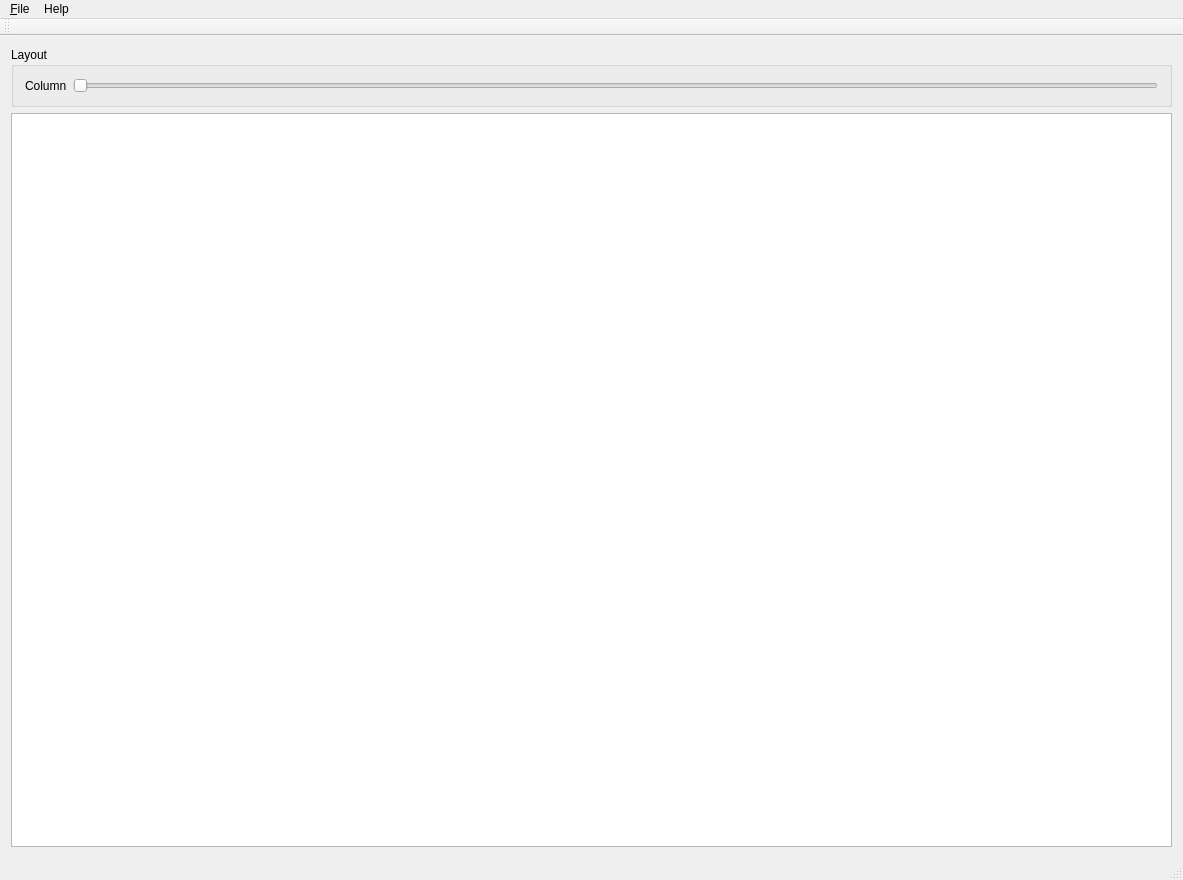
Above: SAOMDListImage.ui from KHeresy/SAOMD-ListImage before the change. Below: the same form after it.
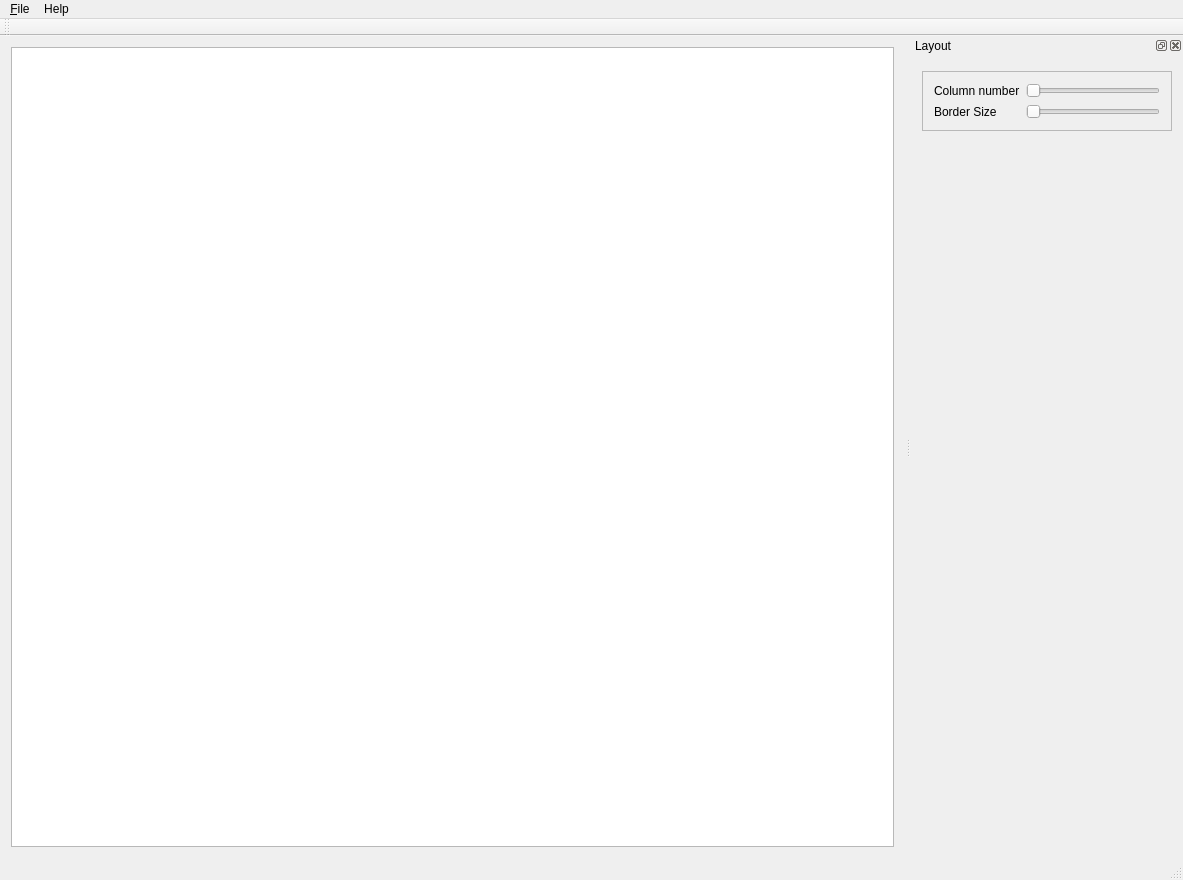
That is the form after the change.

Commit message: Add column and border

Diff of the .ui file:
```diff
--- a/SAOMDListImage.ui
+++ b/SAOMDListImage.ui
@@ -15,29 +15,6 @@
   </property>
   <widget class="QWidget" name="centralWidget">
    <layout class="QVBoxLayout" name="verticalLayout">
-    <item>
-     <widget class="QGroupBox" name="groupBox">
-      <property name="title">
-       <string>Layout</string>
-      </property>
-      <layout class="QHBoxLayout" name="horizontalLayout">
-       <item>
-        <widget class="QLabel" name="label">
-         <property name="text">
-          <string>Column</string>
-         </property>
-        </widget>
-       </item>
-       <item>
-        <widget class="QSlider" name="horizontalSlider">
-         <property name="orientation">
-          <enum>Qt::Horizontal</enum>
-         </property>
-        </widget>
-       </item>
-      </layout>
-     </widget>
-    </item>
     <item>
      <widget class="QGraphicsView" name="graphicsView"/>
     </item>
@@ -77,6 +54,91 @@
    </attribute>
   </widget>
   <widget class="QStatusBar" name="statusBar"/>
+  <widget class="QDockWidget" name="dockLayout">
+   <property name="sizePolicy">
+    <sizepolicy hsizetype="Preferred" vsizetype="Fixed">
+     <horstretch>0</horstretch>
+     <verstretch>0</verstretch>
+    </sizepolicy>
+   </property>
+   <property name="maximumSize">
+    <size>
+     <width>524287</width>
+     <height>111</height>
+    </size>
+   </property>
+   <property name="windowTitle">
+    <string>Layout</string>
+   </property>
+   <attribute name="dockWidgetArea">
+    <number>2</number>
+   </attribute>
+   <widget class="QWidget" name="dockWidgetContents">
+    <layout class="QVBoxLayout" name="verticalLayout_2">
+     <item>
+      <widget class="QFrame" name="frame">
+       <property name="sizePolicy">
+        <sizepolicy hsizetype="Preferred" vsizetype="Fixed">
+         <horstretch>0</horstretch>
+         <verstretch>0</verstretch>
+        </sizepolicy>
+       </property>
+       <property name="minimumSize">
+        <size>
+         <width>250</width>
+         <height>0</height>
+        </size>
+       </property>
+       <property name="frameShape">
+        <enum>QFrame::StyledPanel</enum>
+       </property>
+       <property name="frameShadow">
+        <enum>QFrame::Raised</enum>
+       </property>
+       <layout class="QGridLayout" name="gridLayout_2">
+        <item row="0" column="1">
+         <widget class="QSlider" name="hsColumnNum">
+          <property name="minimum">
+           <number>1</number>
+          </property>
+          <property name="maximum">
+           <number>20</number>
+          </property>
+          <property name="orientation">
+           <enum>Qt::Horizontal</enum>
+          </property>
+         </widget>
+        </item>
+        <item row="0" column="0">
+         <widget class="QLabel" name="label">
+          <property name="text">
+           <string>Column number</string>
+          </property>
+         </widget>
+        </item>
+        <item row="1" column="0">
+         <widget class="QLabel" name="label_2">
+          <property name="text">
+           <string>Border Size</string>
+          </property>
+         </widget>
+        </item>
+        <item row="1" column="1">
+         <widget class="QSlider" name="hsItemBorder">
+          <property name="maximum">
+           <number>50</number>
+          </property>
+          <property name="orientation">
+           <enum>Qt::Horizontal</enum>
+          </property>
+         </widget>
+        </item>
+       </layout>
+      </widget>
+     </item>
+    </layout>
+   </widget>
+  </widget>
   <action name="action_Load">
    <property name="text">
     <string>&amp;Load</string>
```
Left out of the diff: 33 changed lines with no effect on the pictures. The commit also changes 2 other files.
